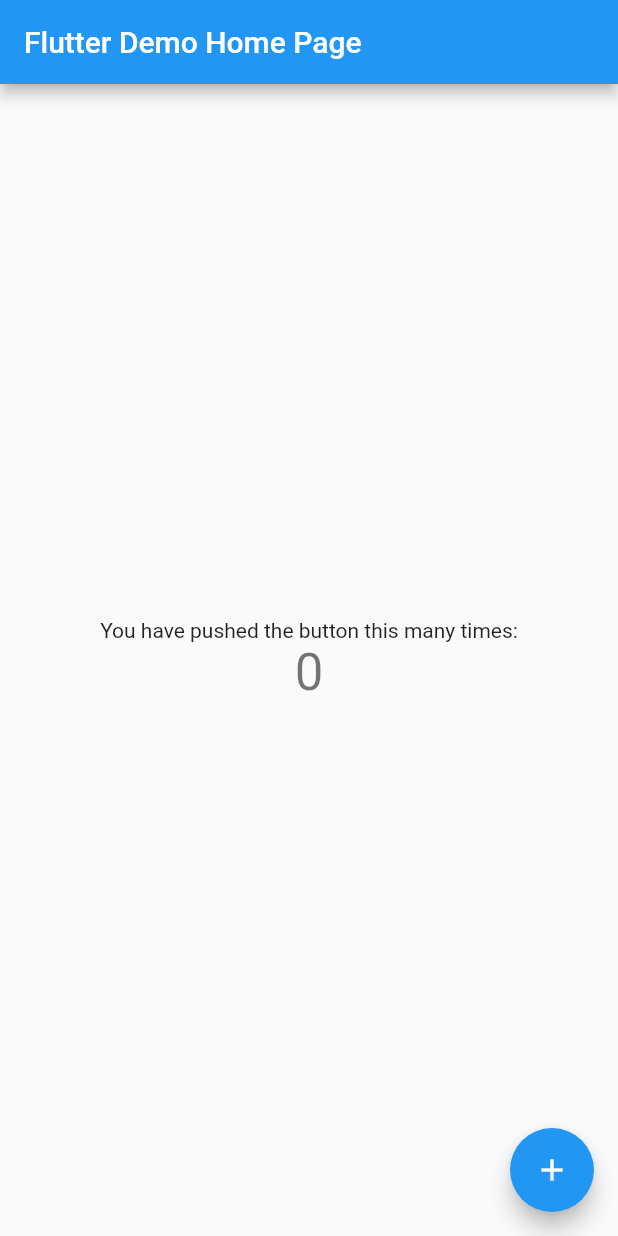
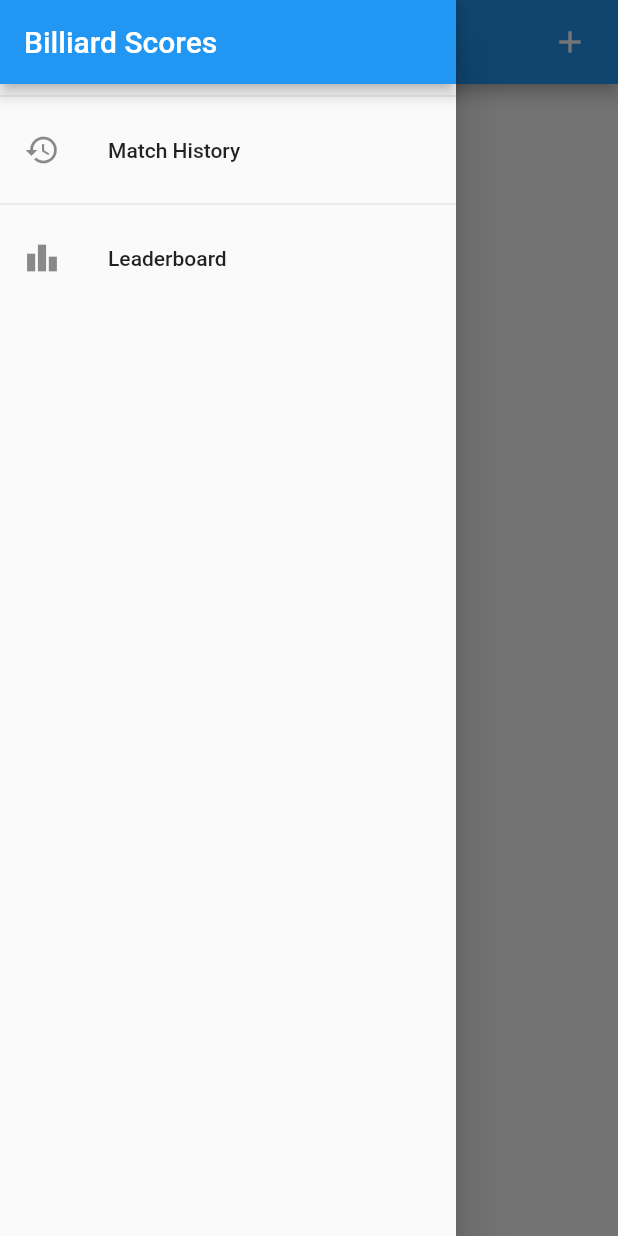
Before and after one commit to stancic/billiard_score_app, a Flutter app: the screen it shows after launch, with the side drawer open (before the commit the screen has no drawer), on a phone screen of 412 x 824 dp. Run offline on Flutter 3.47's test engine with Material 2 defaults, Android fonts, the phone set to English and light mode, and no system bars.

Commit message:
Add screens and routing

```diff
--- /dev/null
+++ b/lib/common/router/router.dart
@@ -0,0 +1,30 @@
+import 'package:billiard_score_app/ui/leaderboard/leaderboard_screen.dart';
+import 'package:billiard_score_app/ui/match/create_match_screen.dart';
+import 'package:billiard_score_app/ui/match/match_screen.dart';
+import 'package:billiard_score_app/ui/match/match_summary_screen.dart';
+import 'package:billiard_score_app/ui/not_found/not_found_screen.dart';
+import 'package:billiard_score_app/ui/ui.dart';
+import 'package:flutter/material.dart';
+
+class RouterGenerator {
+  static Route<dynamic> generateRoute(RouteSettings settings) {
+    switch (settings.name) {
+      case MatchHistoryScreen.route:
+        return MaterialPageRoute(builder: (_) => MatchHistoryScreen());
+      case CreateMatchScreen.route:
+        return MaterialPageRoute(builder: (_) => CreateMatchScreen());
+      case MatchScreen.route:
+        return MaterialPageRoute(builder: (_) => MatchScreen());
+      case LeaderBoardScreen.route:
+        return MaterialPageRoute(builder: (_) => LeaderBoardScreen());
+      case MatchSummaryScreen.route:
+        return MaterialPageRoute(builder: (_) => MatchSummaryScreen());
+      default:
+        return MaterialPageRoute(
+          builder: (_) => NotFoundScreen(
+            route: settings.name.toString(),
+          ),
+        );
+    }
+  }
+}
--- /dev/null
+++ b/lib/domain/interactor/match/match_interactor.dart
@@ -0,0 +1,5 @@
+
+abstract class MatchInteractor {
+  int incrementMatchProperty(int incrementor, int incrementBy);
+  int decrementMatchProperty(int decrementor, int decrementBy);
+}
--- a/lib/main.dart
+++ b/lib/main.dart
@@ -1,4 +1,6 @@
+import 'package:billiard_score_app/common/router/router.dart';
 import 'package:flutter/material.dart';
+import 'ui/ui.dart';
 
 void main() {
   runApp(const MyApp());
@@ -7,109 +9,15 @@
 class MyApp extends StatelessWidget {
   const MyApp({super.key});
 
-  // This widget is the root of your application.
   @override
   Widget build(BuildContext context) {
     return MaterialApp(
       title: 'Flutter Demo',
       theme: ThemeData(
-        // This is the theme of your application.
-        //
-        // Try running your application with "flutter run". You'll see the
-        // application has a blue toolbar. Then, without quitting the app, try
-        // changing the primarySwatch below to Colors.green and then invoke
-        // "hot reload" (press "r" in the console where you ran "flutter run",
-        // or simply save your changes to "hot reload" in a Flutter IDE).
-        // Notice that the counter didn't reset back to zero; the application
-        // is not restarted.
         primarySwatch: Colors.blue,
       ),
-      home: const MyHomePage(title: 'Flutter Demo Home Page'),
+      onGenerateRoute: RouterGenerator.generateRoute,
+      initialRoute: MatchHistoryScreen.route,
     );
   }
 }
-
-class MyHomePage extends StatefulWidget {
-  const MyHomePage({super.key, required this.title});
-
-  // This widget is the home page of your application. It is stateful, meaning
-  // that it has a State object (defined below) that contains fields that affect
-  // how it looks.
-
-  // This class is the configuration for the state. It holds the values (in this
-  // case the title) provided by the parent (in this case the App widget) and
-  // used by the build method of the State. Fields in a Widget subclass are
-  // always marked "final".
-
-  final String title;
-
-  @override
-  State<MyHomePage> createState() => _MyHomePageState();
-}
-
-class _MyHomePageState extends State<MyHomePage> {
-  int _counter = 0;
-
-  void _incrementCounter() {
-    setState(() {
-      // This call to setState tells the Flutter framework that something has
-      // changed in this State, which causes it to rerun the build method below
-      // so that the display can reflect the updated values. If we changed
-      // _counter without calling setState(), then the build method would not be
-      // called again, and so nothing would appear to happen.
-      _counter++;
-    });
-  }
-
-  @override
-  Widget build(BuildContext context) {
-    // This method is rerun every time setState is called, for instance as done
-    // by the _incrementCounter method above.
-    //
-    // The Flutter framework has been optimized to make rerunning build methods
-    // fast, so that you can just rebuild anything that needs updating rather
-    // than having to individually change instances of widgets.
-    return Scaffold(
-      appBar: AppBar(
-        // Here we take the value from the MyHomePage object that was created by
-        // the App.build method, and use it to set our appbar title.
-        title: Text(widget.title),
-      ),
-      body: Center(
-        // Center is a layout widget. It takes a single child and positions it
-        // in the middle of the parent.
-        child: Column(
-          // Column is also a layout widget. It takes a list of children and
-          // arranges them vertically. By default, it sizes itself to fit its
-          // children horizontally, and tries to be as tall as its parent.
-          //
-          // Invoke "debug painting" (press "p" in the console, choose the
-          // "Toggle Debug Paint" action from the Flutter Inspector in Android
-          // Studio, or the "Toggle Debug Paint" command in Visual Studio Code)
-          // to see the wireframe for each widget.
-          //
-          // Column has various properties to control how it sizes itself and
-          // how it positions its children. Here we use mainAxisAlignment to
-          // center the children vertically; the main axis here is the vertical
-          // axis because Columns are vertical (the cross axis would be
-          // horizontal).
-          mainAxisAlignment: MainAxisAlignment.center,
-          children: <Widget>[
-            const Text(
-              'You have pushed the button this many times:',
-            ),
-            Text(
-              '$_counter',
-              style: Theme.of(context).textTheme.headlineMedium,
-            ),
-          ],
-        ),
-      ),
-      floatingActionButton: FloatingActionButton(
-        onPressed: _incrementCounter,
-        tooltip: 'Increment',
-        child: const Icon(Icons.add),
-      ), // This trailing comma makes auto-formatting nicer for build methods.
-    );
-  }
-}
--- /dev/null
+++ b/lib/ui/common/app_drawer.dart
@@ -0,0 +1,36 @@
+import 'package:billiard_score_app/ui/leaderboard/leaderboard_screen.dart';
+import 'package:billiard_score_app/ui/match_history/match_history_screen.dart';
+import 'package:flutter/material.dart';
+
+class AppDrawer extends StatelessWidget {
+  const AppDrawer({super.key});
+
+  @override
+  Widget build(BuildContext context) {
+    return Drawer(
+      child: Column(children: [
+        AppBar(
+          title: const Text('Billiard Scores'),
+          automaticallyImplyLeading: false,
+        ),
+        const Divider(),
+        ListTile(
+          leading: const Icon(Icons.history),
+          title: const Text('Match History'),
+          onTap: () {
+            Navigator.of(context)
+                .pushReplacementNamed(MatchHistoryScreen.route);
+          },
+        ),
+        const Divider(),
+        ListTile(
+          leading: const Icon(Icons.leaderboard),
+          title: const Text('Leaderboard'),
+          onTap: () {
+            Navigator.of(context).pushReplacementNamed(LeaderBoardScreen.route);
+          },
+        ),
+      ]),
+    );
+  }
+}
--- /dev/null
+++ b/lib/ui/match_history/match_history_screen.dart
@@ -0,0 +1,43 @@
+import 'package:billiard_score_app/ui/common/app_drawer.dart';
+import 'package:billiard_score_app/ui/match/create_match_screen.dart';
+import 'package:flutter/material.dart';
+
+class MatchHistoryScreen extends StatefulWidget {
+  static const String route = '/';
+  const MatchHistoryScreen({super.key});
+
+  @override
+  State<MatchHistoryScreen> createState() => _MatchHistoryScreenState();
+}
+
+class _MatchHistoryScreenState extends State<MatchHistoryScreen> {
+  @override
+  Widget build(BuildContext context) {
+    return Scaffold(
+      drawer: const AppDrawer(),
+      appBar: AppBar(
+        title: const Text('Match History'),
+        actions: [
+          Padding(
+            padding: const EdgeInsets.only(right: 20.0),
+            child: GestureDetector(
+              onTap: () {
+                Navigator.of(context).pushNamed(CreateMatchScreen.route);
+              },
+              child: const Icon(Icons.add),
+            ),
+          )
+        ],
+      ),
+      body: Center(
+        child: Column(
+          crossAxisAlignment: CrossAxisAlignment.center,
+          mainAxisAlignment: MainAxisAlignment.center,
+          children: const [
+            Text('No Matches Played Yet!'),
+          ],
+        ),
+      ),
+    );
+  }
+}
--- /dev/null
+++ b/lib/ui/ui.dart
@@ -0,0 +1 @@
+export 'match_history/match_history_screen.dart';
```
Also changed, not shown: lib/domain/interactor/match/match_interactor_impl.dart (added, +14 -0 lines), lib/ui/common/full_width_elevated_button.dart (added, +21 -0 lines), lib/ui/leaderboard/leaderboard_screen.dart (added, +16 -0 lines), lib/ui/match/create_match_screen.dart (added, +19 -0 lines), lib/ui/match/match_screen.dart (added, +35 -0 lines), lib/ui/match/match_summary_screen.dart (added, +26 -0 lines), lib/ui/match/widgets/create_match_form_widget.dart (added, +96 -0 lines), lib/ui/match/widgets/increment_match_properties_widget.dart (added, +51 -0 lines), lib/ui/not_found/not_found_screen.dart (added, +13 -0 lines).
